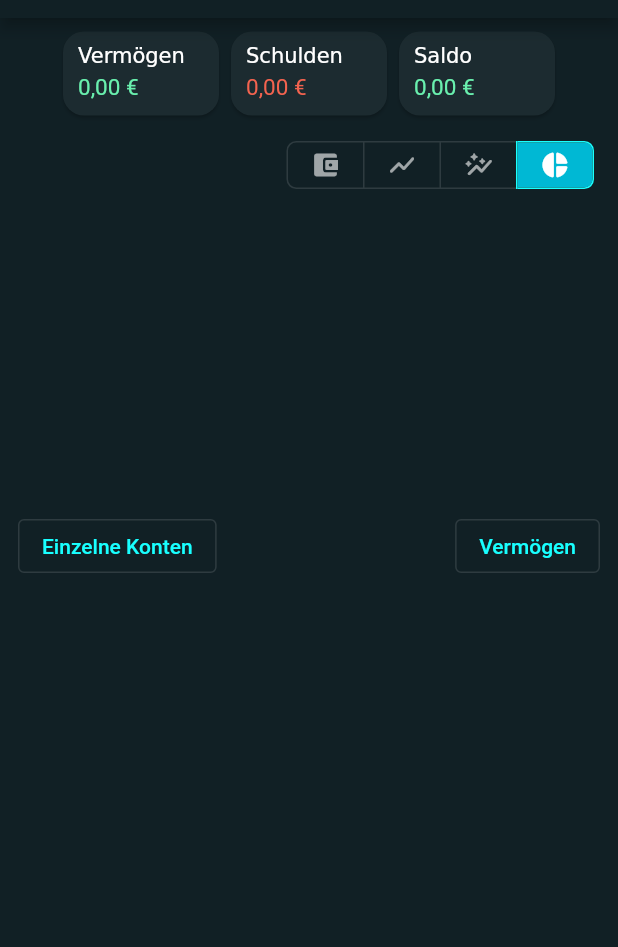
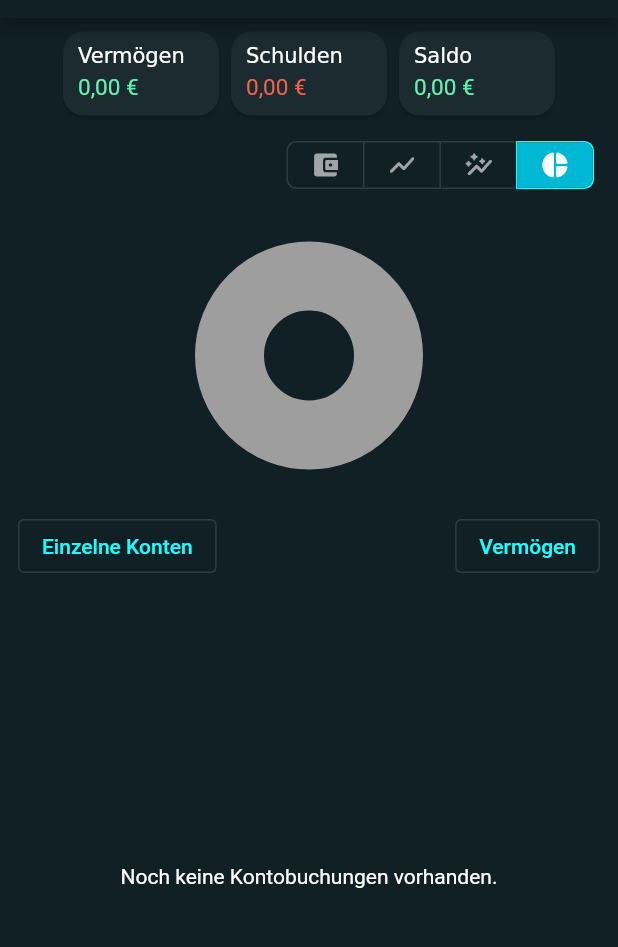
Before and after one commit to Marcel9494/Haushaltsbuch, a Flutter app: the AccountsScreen screen opened directly, after a tap on the "show chart" icon, after a tap on the "auto graph" icon, after a tap on the "pie chart" icon, on a phone screen of 412 x 824 dp, the part 66-1013 px from its top. Run offline on Flutter 3.47's test engine with Material 2 defaults, Android fonts, the phone set to English and light mode, and no system bars; drawn by our look-alikes of fl_chart; our stand-ins replace another_flushbar, hive, hive_flutter, introduction_screen, modal_bottom_sheet, month_picker_dialog and 3 more; accounts and stored records are empty.

Commit message:
Vermögenaufteilung verbessert
- Bei leeren Vermögensaufteilungsstatistiken werden leere Kreis Diagramme und ein Text angezeigt.

```diff
--- a/lib/components/tab_views/asset_allocation_statistic_tab_view.dart
+++ b/lib/components/tab_views/asset_allocation_statistic_tab_view.dart
@@ -23,8 +23,10 @@ class _AssetAllocationStatisticTabViewState extends State<AssetAllocationStatist
   String _assetAllocationStatisticType = AssetAllocationStatisticType.individualAccounts.name;
   String _listStatisticType = StatisticType.assets.name;
   double _totalAmount = 0.0;
+  bool _emptyCapitalOrRiskFreeInvestments = false;
 
   Future<List<PercentageStats>> _loadAssetAllocationStatistic() async {
+    _emptyCapitalOrRiskFreeInvestments = false;
     _percentageStats = [];
     List<Account> _accountList = [];
     if (_listStatisticType == StatisticType.assets.name || _assetAllocationStatisticType == AssetAllocationStatisticType.capitalOrRiskFreeInvestments.name) {
@@ -48,9 +50,20 @@ class _AssetAllocationStatisticTabViewState extends State<AssetAllocationStatist
         }
       }
     }
+    if (_assetAllocationStatisticType == AssetAllocationStatisticType.capitalOrRiskFreeInvestments.name) {
+      checkIfCapitalOrRiskFreeInvestmentsAreEmpty();
+    }
     _percentageStats = PercentageStats.calculatePercentage(_percentageStats, _totalAmount);
     _percentageStats.sort((first, second) => second.percentage.compareTo(first.percentage));
     return _percentageStats;
+  }
+
+  void checkIfCapitalOrRiskFreeInvestmentsAreEmpty() {
+    for (int i = 0; i < _percentageStats.length; i++) {
+      if (_percentageStats[i].amount != "0.0") {
+        _emptyCapitalOrRiskFreeInvestments = true;
+      }
+    }
   }
 
   void _changeAssetAllocationStatisticType() {
@@ -83,6 +96,55 @@ class _AssetAllocationStatisticTabViewState extends State<AssetAllocationStatist
             case ConnectionState.waiting:
               return const LoadingIndicator();
             case ConnectionState.done:
+              if (_percentageStats.isEmpty || _emptyCapitalOrRiskFreeInvestments) {
+                return Column(
+                  children: [
+                    AspectRatio(
+                      aspectRatio: 2.0,
+                      child: PieChart(
+                        PieChartData(
+                          borderData: FlBorderData(
+                            show: false,
+                          ),
+                          sectionsSpace: 4.0,
+                          centerSpaceRadius: 30.0,
+                          sections: _showingEmptyDiagram(),
+                        ),
+                      ),
+                    ),
+                    Padding(
+                      padding: const EdgeInsets.symmetric(horizontal: 12.0),
+                      child: Row(
+                        mainAxisAlignment: MainAxisAlignment.spaceBetween,
+                        children: [
+                          OutlinedButton(
+                            onPressed: () => _changeAssetAllocationStatisticType(),
+                            child: Text(
+                              _assetAllocationStatisticType,
+                              style: const TextStyle(color: Colors.cyanAccent),
+                            ),
+                          ),
+                          _assetAllocationStatisticType == AssetAllocationStatisticType.individualAccounts.name ||
+                                  _assetAllocationStatisticType == AssetAllocationStatisticType.individualAccountTypes.name
+                              ? OutlinedButton(
+                                  onPressed: () => _changeListStatisticType(),
+                                  child: Text(
+                                    _listStatisticType,
+                                    style: const TextStyle(color: Colors.cyanAccent),
+                                  ),
+                                )
+                              : const SizedBox(),
+                        ],
+                      ),
+                    ),
+                    const Expanded(
+                      child: Center(
+                        child: Text('Noch keine Kontobuchungen vorhanden.'),
+                      ),
+                    ),
+                  ],
+                );
+              } else {
                 return Column(
                   children: [
                     AspectRatio(
@@ -142,6 +204,7 @@ class _AssetAllocationStatisticTabViewState extends State<AssetAllocationStatist
                     ),
                   ],
                 );
+              }
             default:
               if (snapshot.hasError) {
                 return const Text('Vermögensaufteilung konnte nicht geladen werden.');
@@ -170,4 +233,17 @@ class _AssetAllocationStatisticTabViewState extends State<AssetAllocationStatist
       );
     });
   }
+
+  List<PieChartSectionData> _showingEmptyDiagram() {
+    return List.generate(1, (i) {
+      return PieChartSectionData(
+        color: Colors.grey,
+        value: 100,
+        title: '',
+        badgeWidget: const Text(''),
+        badgePositionPercentageOffset: 1.3,
+        radius: 46.0,
+      );
+    });
   }
+}
```
Lines whose indentation alone changed are shown as unchanged.
